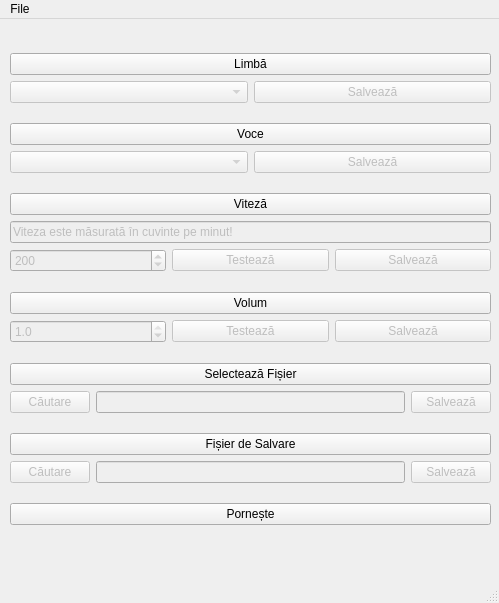
The window that untitled.ui (VolmerAndrei/Text-To-speech) describes before a commit, drawn with Qt 5.
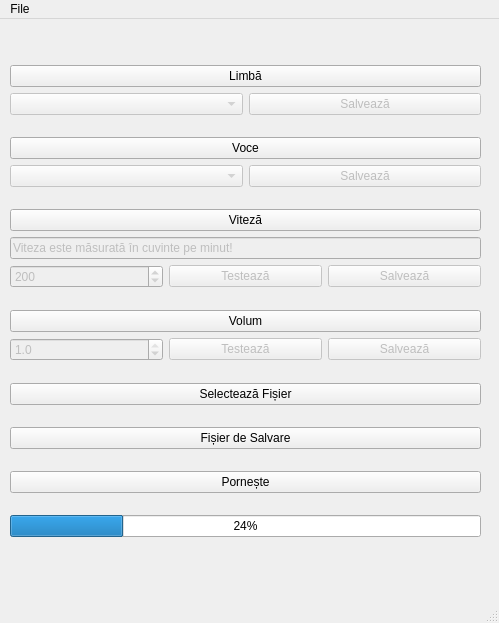
The same window after the commit.

```diff
--- a/untitled.ui
+++ b/untitled.ui
@@ -7,7 +7,7 @@
     <x>0</x>
     <y>0</y>
     <width>499</width>
-    <height>603</height>
+    <height>623</height>
    </rect>
   </property>
   <property name="windowTitle">
@@ -18,9 +18,9 @@
     <property name="geometry">
      <rect>
       <x>10</x>
-      <y>20</y>
-      <width>481</width>
-      <height>503</height>
+      <y>30</y>
+      <width>471</width>
+      <height>506</height>
      </rect>
     </property>
     <layout class="QVBoxLayout" name="verticalLayout_7">
@@ -219,88 +219,18 @@
       </layout>
      </item>
      <item>
-      <layout class="QVBoxLayout" name="verticalLayout_4">
-       <item>
-        <widget class="QPushButton" name="pushButton_8">
-         <property name="text">
-          <string>Selectează Fișier</string>
-         </property>
-        </widget>
-       </item>
-       <item>
-        <layout class="QHBoxLayout" name="horizontalLayout_4">
-         <item>
-          <widget class="QPushButton" name="pushButton_9">
-           <property name="enabled">
-            <bool>false</bool>
-           </property>
-           <property name="text">
-            <string>Căutare</string>
-           </property>
-          </widget>
-         </item>
-         <item>
-          <widget class="QLineEdit" name="lineEdit">
-           <property name="enabled">
-            <bool>false</bool>
-           </property>
-          </widget>
-         </item>
-         <item>
-          <widget class="QPushButton" name="pushButton_12">
-           <property name="enabled">
-            <bool>false</bool>
-           </property>
-           <property name="text">
-            <string>Salvează</string>
-           </property>
-          </widget>
-         </item>
-        </layout>
-       </item>
-      </layout>
+      <widget class="QPushButton" name="pushButton_8">
+       <property name="text">
+        <string>Selectează Fișier</string>
+       </property>
+      </widget>
      </item>
      <item>
-      <layout class="QVBoxLayout" name="verticalLayout_3">
-       <item>
-        <widget class="QPushButton" name="pushButton_15">
-         <property name="text">
-          <string>Fișier de Salvare</string>
-         </property>
-        </widget>
-       </item>
-       <item>
-        <layout class="QHBoxLayout" name="horizontalLayout_3">
-         <item>
-          <widget class="QPushButton" name="pushButton_16">
-           <property name="enabled">
-            <bool>false</bool>
-           </property>
-           <property name="text">
-            <string>Căutare</string>
-           </property>
-          </widget>
-         </item>
-         <item>
-          <widget class="QLineEdit" name="lineEdit_2">
-           <property name="enabled">
-            <bool>false</bool>
-           </property>
-          </widget>
-         </item>
-         <item>
-          <widget class="QPushButton" name="pushButton_17">
-           <property name="enabled">
-            <bool>false</bool>
-           </property>
-           <property name="text">
-            <string>Salvează</string>
-           </property>
-          </widget>
-         </item>
-        </layout>
-       </item>
-      </layout>
+      <widget class="QPushButton" name="pushButton_15">
+       <property name="text">
+        <string>Fișier de Salvare</string>
+       </property>
+      </widget>
      </item>
      <item>
       <widget class="QPushButton" name="pushButton_7">
@@ -309,6 +239,16 @@
        </property>
       </widget>
      </item>
+     <item>
+      <widget class="QProgressBar" name="progressBar">
+       <property name="enabled">
+        <bool>true</bool>
+       </property>
+       <property name="value">
+        <number>24</number>
+       </property>
+      </widget>
+     </item>
     </layout>
    </widget>
   </widget>
```
